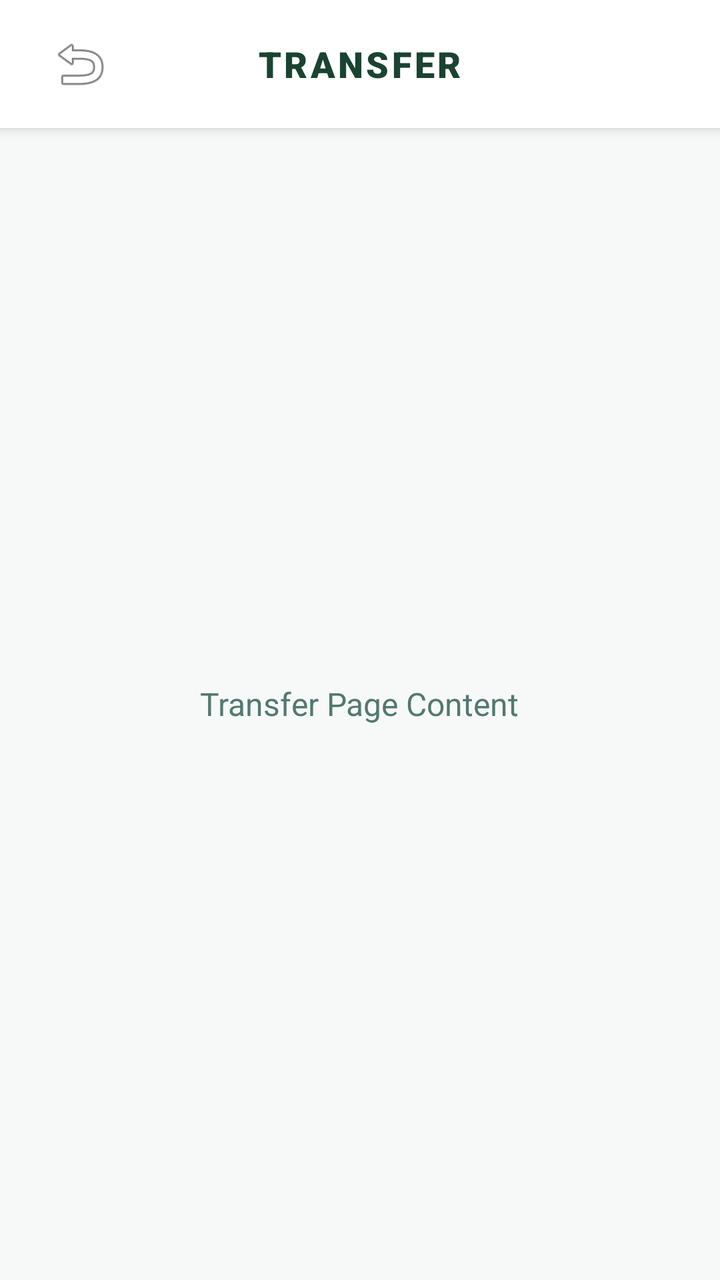
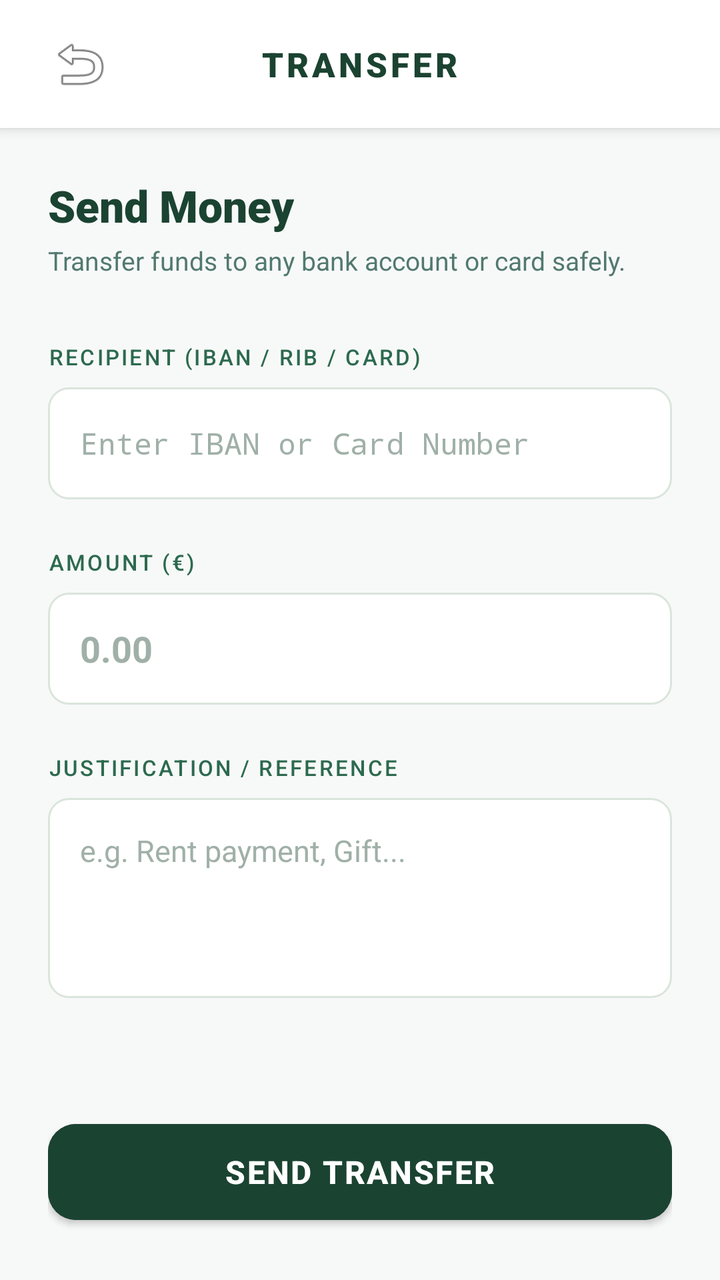

Screens rendered from an Android XML layout before and after an edit, with the pre-edit source and the edit as a unified diff.
<!-- AndroidManifest.xml: activity theme Theme.POS -->
<!-- res/layout/activity_transfer.xml -->
<?xml version="1.0" encoding="utf-8"?>
<LinearLayout xmlns:android="http://schemas.android.com/apk/res/android"
    android:layout_width="match_parent"
    android:layout_height="match_parent"
    android:background="#F7F9F8"
    android:orientation="vertical">

    <RelativeLayout
        android:layout_width="match_parent"
        android:layout_height="64dp"
        android:background="#FFFFFF"
        android:elevation="4dp"
        android:paddingStart="16dp"
        android:paddingEnd="16dp">

        <ImageButton
            android:id="@+id/btnBack"
            android:layout_width="48dp"
            android:layout_height="48dp"
            android:layout_centerVertical="true"
            android:background="?attr/selectableItemBackgroundBorderless"
            android:src="@android:drawable/ic_menu_revert" />

        <TextView
            android:layout_width="wrap_content"
            android:layout_height="wrap_content"
            android:layout_centerInParent="true"
            android:text="TRANSFER"
            android:textColor="#1B4332"
            android:textSize="18sp"
            android:fontFamily="sans-serif-black"
            android:letterSpacing="0.08" />
    </RelativeLayout>

    <FrameLayout
        android:layout_width="match_parent"
        android:layout_height="match_parent">
        <TextView
            android:layout_width="wrap_content"
            android:layout_height="wrap_content"
            android:layout_gravity="center"
            android:text="Transfer Page Content"
            android:textColor="#52796F"
            android:textSize="16sp" />
    </FrameLayout>
</LinearLayout>
<!-- resources referenced by this layout -->
<resources>
  <style name="Theme.POS" parent="Theme.MaterialComponents.DayNight.NoActionBar">
          
          <item name="colorPrimary">@color/bank_primary</item>
          <item name="colorPrimaryVariant">@color/bank_secondary</item>
          <item name="colorOnPrimary">@color/white</item>
          
          
          <item name="android:statusBarColor">@color/bank_primary</item>
          
          
          <item name="android:windowBackground">@color/bg_soft</item>
          
          
          <item name="colorSurface">@color/white</item>
          <item name="colorOnSurface">@color/text_dark</item>
          
          
          <item name="android:textColorPrimary">@color/text_dark</item>
          <item name="android:textColorSecondary">@color/text_muted</item>
      </style>
  <color name="bank_primary">#1B4332</color>
  <color name="bank_secondary">#2D6A4F</color>
  <color name="white">#FFFFFF</color>
  <color name="bg_soft">#F0F4F2</color>
  <color name="text_dark">#081C15</color>
  <color name="text_muted">#52796F</color>
</resources>

<!-- the commit's change to res/layout/activity_transfer.xml (unified diff, before → after) -->
@@ -1,17 +1,19 @@
 <?xml version="1.0" encoding="utf-8"?>
 <LinearLayout xmlns:android="http://schemas.android.com/apk/res/android"
+    xmlns:app="http://schemas.android.com/apk/res-auto"
     android:layout_width="match_parent"
     android:layout_height="match_parent"
-    android:background="#F7F9F8"
+    android:background="@color/bg_page"
     android:orientation="vertical">
 
+    
     <RelativeLayout
         android:layout_width="match_parent"
         android:layout_height="64dp"
-        android:background="#FFFFFF"
+        android:background="@color/bg_surface"
         android:elevation="4dp"
         android:paddingStart="16dp"
-        android:paddingEnd="16dp">
+        android:paddingEnd="20dp">
 
         <ImageButton
             android:id="@+id/btnBack"
@@ -19,28 +21,149 @@
             android:layout_height="48dp"
             android:layout_centerVertical="true"
             android:background="?attr/selectableItemBackgroundBorderless"
-            android:src="@android:drawable/ic_menu_revert" />
+            android:src="@android:drawable/ic_menu_revert"
+            android:contentDescription="Back" />
 
         <TextView
             android:layout_width="wrap_content"
             android:layout_height="wrap_content"
             android:layout_centerInParent="true"
             android:text="TRANSFER"
-            android:textColor="#1B4332"
-            android:textSize="18sp"
+            android:textColor="@color/text_primary"
+            android:textSize="17sp"
             android:fontFamily="sans-serif-black"
-            android:letterSpacing="0.08" />
+            android:letterSpacing="0.1" />
     </RelativeLayout>
 
-    <FrameLayout
+    <ScrollView
         android:layout_width="match_parent"
-        android:layout_height="match_parent">
-        <TextView
-            android:layout_width="wrap_content"
+        android:layout_height="match_parent"
+        android:fillViewport="true">
+
+        <LinearLayout
+            android:layout_width="match_parent"
             android:layout_height="wrap_content"
-            android:layout_gravity="center"
-            android:text="Transfer Page Content"
-            android:textColor="#52796F"
-            android:textSize="16sp" />
-    </FrameLayout>
+            android:orientation="vertical"
+            android:padding="24dp">
+
+            <TextView
+                android:layout_width="wrap_content"
+                android:layout_height="wrap_content"
+                android:text="Send Money"
+                android:textColor="@color/text_primary"
+                android:textSize="22sp"
+                android:fontFamily="sans-serif-black" />
+
+            <TextView
+                android:layout_width="wrap_content"
+                android:layout_height="wrap_content"
+                android:layout_marginTop="4dp"
+                android:text="Transfer funds to any bank account or card safely."
+                android:textColor="@color/text_secondary"
+                android:textSize="13sp" />
+
+            
+            <TextView
+                android:layout_width="wrap_content"
+                android:layout_height="wrap_content"
+                android:layout_marginTop="32dp"
+                android:text="RECIPIENT (IBAN / RIB / CARD)"
+                android:textColor="@color/text_label"
+                android:textSize="11sp"
+                android:fontFamily="sans-serif-medium"
+                android:letterSpacing="0.1" />
+
+            <EditText
+                android:id="@+id/etRecipient"
+                android:layout_width="match_parent"
+                android:layout_height="56dp"
+                android:layout_marginTop="8dp"
+                android:background="@drawable/input_field_bg"
+                android:hint="Enter IBAN or Card Number"
+                android:textColorHint="@color/text_hint"
+                android:paddingStart="16dp"
+                android:paddingEnd="16dp"
+                android:textColor="@color/text_primary"
+                android:textSize="15sp"
+                android:fontFamily="monospace" />
+
+            
+            <TextView
+                android:layout_width="wrap_content"
+                android:layout_height="wrap_content"
+                android:layout_marginTop="24dp"
+                android:text="AMOUNT (€)"
+                android:textColor="@color/text_label"
+                android:textSize="11sp"
+                android:fontFamily="sans-serif-medium"
+                android:letterSpacing="0.1" />
+
+            <EditText
+                android:id="@+id/etAmount"
+                android:layout_width="match_parent"
+                android:layout_height="56dp"
+                android:layout_marginTop="8dp"
+                android:background="@drawable/input_field_bg"
+                android:hint="0.00"
+                android:textColorHint="@color/text_hint"
+                android:inputType="numberDecimal"
+                android:paddingStart="16dp"
+                android:paddingEnd="16dp"
+                android:textColor="@color/text_primary"
+                android:textSize="18sp"
+                android:textStyle="bold" />
+
+            
+            <TextView
+                android:layout_width="wrap_content"
+                android:layout_height="wrap_content"
+                android:layout_marginTop="24dp"
+                android:text="JUSTIFICATION / REFERENCE"
+                android:textColor="@color/text_label"
+                android:textSize="11sp"
+                android:fontFamily="sans-serif-medium"
+                android:letterSpacing="0.1" />
+
+            <EditText
+                android:id="@+id/etJustification"
+                android:layout_width="match_parent"
+                android:layout_height="100dp"
+                android:layout_marginTop="8dp"
+                android:background="@drawable/input_field_bg"
+                android:hint="e.g. Rent payment, Gift..."
+                android:textColorHint="@color/text_hint"
+                android:gravity="top"
+                android:padding="16dp"
+                android:textColor="@color/text_primary"
+                android:textSize="15sp" />
+
+            
+            <TextView
+                android:id="@+id/tvError"
+                android:layout_width="wrap_content"
+                android:layout_height="wrap_content"
+                android:layout_marginTop="16dp"
+                android:text=""
+                android:textColor="@color/danger"
+                android:textSize="13sp"
+                android:visibility="gone" />
+
+            <View android:layout_width="0dp" android:layout_height="0dp" android:layout_weight="1" />
+
+            
+            <Button
+                android:id="@+id/btnSendTransfer"
+                android:layout_width="match_parent"
+                android:layout_height="60dp"
+                android:layout_marginTop="32dp"
+                android:backgroundTint="@color/bank_primary"
+                android:text="SEND TRANSFER"
+                android:textColor="@color/text_on_dark"
+                android:textSize="16sp"
+                android:textStyle="bold"
+                android:letterSpacing="0.05"
+                app:cornerRadius="14dp" />
+
+        </LinearLayout>
+    </ScrollView>
 </LinearLayout>
<!-- resource entries referenced after the edit -->
@@ -20,11 +20,29 @@
           <item name="android:textColorPrimary">@color/text_dark</item>
           <item name="android:textColorSecondary">@color/text_muted</item>
       </style>
+  <color name="bg_input">#FFFFFF</color>
+  <color name="card_border">#DAE5DC</color>
   <color name="bank_primary">#1B4332</color>
+  <color name="bg_page">#F7F9F8</color>
+  <color name="bg_surface">#FFFFFF</color>
+  <color name="danger">#C0392B</color>
+  <color name="text_hint">#A0B0A8</color>
+  <color name="text_label">#2D6A4F</color>
+  <color name="text_on_dark">#FFFFFF</color>
+  <color name="text_primary">#1B4332</color>
+  <color name="text_secondary">#52796F</color>
+  <!-- drawable input_field_bg (drawable) -->
+  <?xml version="1.0" encoding="utf-8"?>
+  <shape xmlns:android="http://schemas.android.com/apk/res/android"
+      android:shape="rectangle">
+      <solid android:color="@color/bg_input" />
+      <corners android:radius="10dp" />
+      <stroke android:width="1dp" android:color="@color/card_border" />
+  </shape>
   <color name="bank_secondary">#2D6A4F</color>
   <color name="white">#FFFFFF</color>
-  <color name="bg_soft">#F0F4F2</color>
-  <color name="text_dark">#081C15</color>
+  <color name="bg_soft">#F7F9F8</color>
+  <color name="text_dark">#1B4332</color>
   <color name="text_muted">#52796F</color>
 </resources>
 
